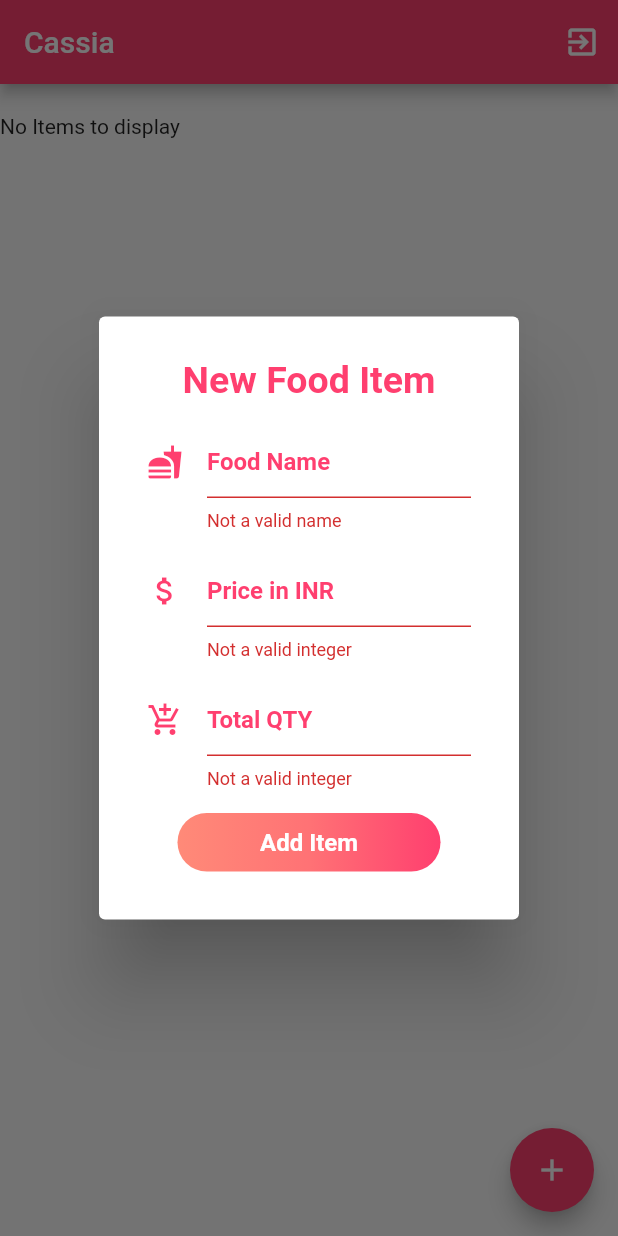
After one commit to sanjaysans/Food-Ordering-App-Cassia, a Flutter app: the AdminHomePage screen opened directly, after a tap on the "add" icon, on a phone screen of 412 x 824 dp. The commit adds this screen. Run offline on Flutter 3.47's test engine with Material 2 defaults, Android fonts, the phone set to English and light mode, and no system bars; our stand-ins replace cloud_firestore, curved_navigation_bar, firebase_auth, fluttertoast, progress_dialog; accounts and stored records are empty; Roboto replaces fonts that are missing (Montserrat).

Commit message:
Home for admin and user - basic functionality

```diff
--- a/lib/apis/foodAPIs.dart
+++ b/lib/apis/foodAPIs.dart
@@ -1,6 +1,7 @@
 import 'package:canteen_food_ordering_app/models/food.dart';
 import 'package:canteen_food_ordering_app/models/user.dart';
 import 'package:canteen_food_ordering_app/notifiers/authNotifier.dart';
+import 'package:canteen_food_ordering_app/screens/adminHome.dart';
 import 'package:canteen_food_ordering_app/screens/login.dart';
 import 'package:canteen_food_ordering_app/screens/navigationBar.dart';
 import 'package:cloud_firestore/cloud_firestore.dart';
@@ -57,12 +58,21 @@ login(User user, AuthNotifier authNotifier, BuildContext context) async {
         pr.hide().then((isHidden) {
           print(isHidden);
         });
+        if(authNotifier.userDetails.role == 'admin'){
+          Navigator.pushReplacement(
+            context,
+            MaterialPageRoute(builder: (BuildContext context) {
+              return AdminHomePage();
+            }),
+          );
+        }else{
           Navigator.pushReplacement(
             context,
             MaterialPageRoute(builder: (BuildContext context) {
               return NavigationBarPage(selectedIndex: 1);
             }),
           );
+        }
       }
     }
   } catch (error) {
@@ -260,3 +270,75 @@ removeFromCart(Food food, BuildContext context) async {
   });
   toast("Removed from cart successfully!");
 }
+
+addNewItem(String itemName, int price, int totalQty, BuildContext context) async {
+  pr = new ProgressDialog(context, type: ProgressDialogType.Normal, isDismissible: false, showLogs: false);
+  pr.show();
+  try {
+    CollectionReference itemRef = Firestore.instance.collection('items');
+    await itemRef
+      .document().setData({"item_name": itemName, "price": price, "total_qty": totalQty})
+      .catchError((e) => print(e))
+      .then((value) => print("Success"));
+  } catch (error) {
+    pr.hide().then((isHidden) {
+      print(isHidden);
+    });
+    toast("Failed to add to new item!");
+    print(error);
+    return;
+  }
+  pr.hide().then((isHidden) {
+    print(isHidden);
+  });
+  Navigator.pop(context);
+  toast("New Item added successfully!");
+}
+
+editItem(String itemName, int price, int totalQty, BuildContext context, String id) async {
+  pr = new ProgressDialog(context, type: ProgressDialogType.Normal, isDismissible: false, showLogs: false);
+  pr.show();
+  try {
+    CollectionReference itemRef = Firestore.instance.collection('items');
+    await itemRef
+      .document(id).setData({"item_name": itemName, "price": price, "total_qty": totalQty})
+      .catchError((e) => print(e))
+      .then((value) => print("Success"));
+  } catch (error) {
+    pr.hide().then((isHidden) {
+      print(isHidden);
+    });
+    toast("Failed to edit item!");
+    print(error);
+    return;
+  }
+  pr.hide().then((isHidden) {
+    print(isHidden);
+  });
+  Navigator.pop(context);
+  toast("Item edited successfully!");
+}
+
+deleteItem(String id, BuildContext context) async {
+  pr = new ProgressDialog(context, type: ProgressDialogType.Normal, isDismissible: false, showLogs: false);
+  pr.show();
+  try {
+    CollectionReference itemRef = Firestore.instance.collection('items');
+    await itemRef
+      .document(id).delete()
+      .catchError((e) => print(e))
+      .then((value) => print("Success"));
+  } catch (error) {
+    pr.hide().then((isHidden) {
+      print(isHidden);
+    });
+    toast("Failed to edit item!");
+    print(error);
+    return;
+  }
+  pr.hide().then((isHidden) {
+    print(isHidden);
+  });
+  Navigator.pop(context);
+  toast("Item edited successfully!");
+}
--- /dev/null
+++ b/lib/screens/adminHome.dart
@@ -0,0 +1,432 @@
+import 'package:canteen_food_ordering_app/apis/foodAPIs.dart';
+import 'package:canteen_food_ordering_app/notifiers/authNotifier.dart';
+import 'package:canteen_food_ordering_app/widgets/customRaisedButton.dart';
+import 'package:cloud_firestore/cloud_firestore.dart';
+import 'package:flutter/material.dart';
+import 'package:canteen_food_ordering_app/models/food.dart';
+import 'package:provider/provider.dart';
+
+class AdminHomePage extends StatefulWidget {
+  @override
+  _AdminHomePageState createState() => _AdminHomePageState();
+}
+
+class _AdminHomePageState extends State<AdminHomePage> {
+  final _formKey = GlobalKey<FormState>();
+  final _formKeyEdit = GlobalKey<FormState>();
+  List<Food> _foodItems = new List<Food>();
+  String name = '';
+
+  signOutUser() {
+    AuthNotifier authNotifier =
+        Provider.of<AuthNotifier>(context, listen: false);
+    if (authNotifier.user != null) {
+      signOut(authNotifier, context);
+    }
+  }
+
+  @override
+  void initState() {
+    AuthNotifier authNotifier = Provider.of<AuthNotifier>(context, listen: false);
+    getUserDetails(authNotifier);
+    super.initState();
+  }
+
+  @override
+  Widget build(BuildContext context) {
+    AuthNotifier authNotifier = Provider.of<AuthNotifier>(context, listen: false);
+    return Scaffold(
+      appBar: AppBar(
+        title: Text('Cassia'),
+        actions: <Widget>[
+          IconButton(
+            icon: Icon(
+              Icons.exit_to_app,
+              color: Colors.white,
+            ),
+            onPressed: () {
+              signOutUser();
+            },
+          )
+        ],
+      ),
+      // ignore: unrelated_type_equality_checks
+      body: (authNotifier.userDetails == null) ? Container(
+        padding: EdgeInsets.symmetric(vertical: 20),
+        width: MediaQuery.of(context).size.width * 0.6,
+        child: Text("No Items to display"),
+      ) : (authNotifier.userDetails.role == 'admin') ? adminHome(context) : Container(
+        padding: EdgeInsets.symmetric(vertical: 20),
+        width: MediaQuery.of(context).size.width * 0.6,
+        child: Text("No Items to display"),
+      ),
+      floatingActionButton: FloatingActionButton(
+        onPressed: () {
+          showDialog(
+            context: context,
+            barrierDismissible: false,
+            builder: (BuildContext context) {
+              return popupForm(context);
+            }
+          );
+        },
+        child: Icon(Icons.add),
+        backgroundColor: Color.fromRGBO(255, 63, 111, 1),
+      ),
+    );
+  }
+
+  Widget adminHome(context){
+    // AuthNotifier authNotifier = Provider.of<AuthNotifier>(context, listen: false);
+    return SingleChildScrollView(
+        physics: ScrollPhysics(),
+          child: Column(
+            children: <Widget>[
+              Card(
+                child: TextField(
+                  decoration: InputDecoration(
+                      prefixIcon: Icon(Icons.search), hintText: 'Search...'),
+                  onChanged: (val) {
+                    setState(() {
+                      name = val;
+                    });
+                  },
+                ),
+              ),
+              StreamBuilder<QuerySnapshot>(
+              stream: Firestore.instance.collection('items').snapshots(),
+              builder: (BuildContext context, AsyncSnapshot<QuerySnapshot> snapshot) {
+                if (snapshot.hasData && snapshot.data.documents.length > 0) {
+                  _foodItems = new List<Food>();
+                  snapshot.data.documents.forEach((item) {
+                    _foodItems.add(Food(item.documentID, item['item_name'], item['total_qty'], item['price']));
+                  });
+                  List<Food> _suggestionList = (name == '' || name == null) ? _foodItems
+                    : _foodItems.where((element) => element.itemName.toLowerCase().contains(name.toLowerCase())).toList();
+                  if(_suggestionList.length > 0){
+                    return Container(
+                    margin: EdgeInsets.only(top: 10.0),
+                    child:ListView.builder(
+                      shrinkWrap: true,
+                      physics: const NeverScrollableScrollPhysics(),
+                      itemCount: _suggestionList.length,
+                      itemBuilder: (context, int i) {
+                      return ListTile(
+                        title: Text(_suggestionList[i].itemName ?? ''),
+                        subtitle: Text('cost: ${_suggestionList[i].price.toString()}'),
+                        trailing: Text('Total Quantity: ${_suggestionList[i].totalQty.toString()}'),
+                        onLongPress: () {
+                          showDialog(
+                            context: context,
+                            barrierDismissible: false,
+                            builder: (BuildContext context) {
+                              return popupDeleteOrEmpty(context, _suggestionList[i]);
+                            }
+                          );
+                        },
+                        onTap: () {
+                          showDialog(
+                            context: context,
+                            barrierDismissible: false,
+                            builder: (BuildContext context) {
+                              return popupEditForm(context, _suggestionList[i]);
+                            }
+                          );
+                        },
+                      );
+                    }),
+                  );
+                  } else {
+                  return Container(
+                    padding: EdgeInsets.symmetric(vertical: 20),
+                    width: MediaQuery.of(context).size.width * 0.6,
+                    child: Text("No Items to display"),
+                  );
+                }
+                } else {
+                  return Container(
+                    padding: EdgeInsets.symmetric(vertical: 20),
+                    width: MediaQuery.of(context).size.width * 0.6,
+                    child: Text("No Items to display"),
+                  );
+                }
+              },
+            ),
+          ],
+        ),
+      );
+  }
+
+  Widget popupForm(context){
+    String itemName;
+    int totalQty, price;
+    return AlertDialog(
+      content: Stack(
+        overflow: Overflow.visible,
+        children: <Widget>[
+          Form(
+            key: _formKey,
+            autovalidate: true,
+            child: Column(
+              mainAxisSize: MainAxisSize.min,
+              children: <Widget>[
+                Padding(
+                  padding: EdgeInsets.all(8.0),
+                  child: Text("New Food Item", style: TextStyle(
+                    color: Color.fromRGBO(255, 63, 111, 1),
+                    fontSize: 25,
+                    fontWeight: FontWeight.bold,
+                  ),),
+                ),
+                Padding(
+                  padding: EdgeInsets.all(8.0),
+                  child: TextFormField(
+                    validator: (String value) {
+                      if(value.length < 3) return "Not a valid name";
+                      else return null;
+                    },
+                    keyboardType: TextInputType.text,
+                    onSaved: (String value) {
+                      itemName = value;
+                    },
+                    cursorColor: Color.fromRGBO(255, 63, 111, 1),
+                    decoration: InputDecoration(
+                      hintText: 'Food Name',
+                      hintStyle: TextStyle(
+                        fontWeight: FontWeight.bold,
+                        color: Color.fromRGBO(255, 63, 111, 1),
+                      ),
+                      icon: Icon(
+                        Icons.fastfood,
+                        color: Color.fromRGBO(255, 63, 111, 1),
+                      ),
+                    ),
+                  ),
+                ),
+                Padding(
+                  padding: EdgeInsets.all(8.0),
+                  child: TextFormField(
+                    validator: (String value) {
+                      if(value.length > 3) return "Not a valid price";
+                      else if(int.tryParse(value) == null) return "Not a valid integer";
+                      else return null;
+                    },
+                    keyboardType: TextInputType.numberWithOptions(),
+                    onSaved: (String value) {
+                      price = int.parse(value);
+                    },
+                    cursorColor: Color.fromRGBO(255, 63, 111, 1),
+                    decoration: InputDecoration(
+                      hintText: 'Price in INR',
+                      hintStyle: TextStyle(
+                        fontWeight: FontWeight.bold,
+                        color: Color.fromRGBO(255, 63, 111, 1),
+                      ),
+                      icon: Icon(
+                        Icons.attach_money,
+                        color: Color.fromRGBO(255, 63, 111, 1),
+                      ),
+                    ),
+                  ),
+                ),
+                Padding(
+                  padding: EdgeInsets.all(8.0),
+                  child: TextFormField(
+                    validator: (String value) {
+                      if(value.length > 4) return "QTY cannot be above 4 digits";
+                      else if(int.tryParse(value) == null) return "Not a valid integer";
+                      else return null;
+                    },
+                    keyboardType: TextInputType.numberWithOptions(),
+                    onSaved: (String value) {
+                      totalQty = int.parse(value);
+                    },
+                    cursorColor: Color.fromRGBO(255, 63, 111, 1),
+                    decoration: InputDecoration(
+                      hintText: 'Total QTY',
+                      hintStyle: TextStyle(
+                        fontWeight: FontWeight.bold,
+                        color: Color.fromRGBO(255, 63, 111, 1),
+                      ),
+                      icon: Icon(
+                        Icons.add_shopping_cart,
+                        color: Color.fromRGBO(255, 63, 111, 1),
+                      ),
+                    ),
+                  ),
+                ),
+                Padding(
+                  padding: EdgeInsets.all(8.0),
+                  child: GestureDetector(
+                    onTap: () {
+                      if (_formKey.currentState.validate()) {
+                        _formKey.currentState.save();
+                        addNewItem(itemName, price, totalQty, context);
+                      }
+                    },
+                    child: CustomRaisedButton(buttonText: 'Add Item'),
+                  ),
+                ),
+              ],
+            ),
+          ),
+        ],
+      )
+    );
+  }
+
+  Widget popupEditForm(context, Food data){
+    String itemName = data.itemName;
+    int totalQty = data.totalQty, price = data.price;
+    return AlertDialog(
+      content: Stack(
+        overflow: Overflow.visible,
+        children: <Widget>[
+          Form(
+            key: _formKeyEdit,
+            autovalidate: true,
+            child: Column(
+              mainAxisSize: MainAxisSize.min,
+              children: <Widget>[
+                Padding(
+                  padding: EdgeInsets.all(8.0),
+                  child: Text("Edit Food Item", style: TextStyle(
+                    color: Color.fromRGBO(255, 63, 111, 1),
+                    fontSize: 25,
+                    fontWeight: FontWeight.bold,
+                  ),),
+                ),
+                Padding(
+                  padding: EdgeInsets.all(8.0),
+                  child: TextFormField(
+                    initialValue: itemName,
+                    validator: (String value) {
+                      if(value.length < 3) return "Not a valid name";
+                      else return null;
+                    },
+                    keyboardType: TextInputType.text,
+                    onSaved: (String value) {
+                      itemName = value;
+                    },
+                    cursorColor: Color.fromRGBO(255, 63, 111, 1),
+                    decoration: InputDecoration(
+                      hintText: 'Food Name',
+                      hintStyle: TextStyle(
+                        fontWeight: FontWeight.bold,
+                        color: Color.fromRGBO(255, 63, 111, 1),
+                      ),
+                      icon: Icon(
+                        Icons.fastfood,
+                        color: Color.fromRGBO(255, 63, 111, 1),
+                      ),
+                    ),
+                  ),
+                ),
+                Padding(
+                  padding: EdgeInsets.all(8.0),
+                  child: TextFormField(
+                    initialValue: price.toString(),
+                    validator: (String value) {
+                      if(value.length > 3) return "Not a valid price";
+                      else if(int.tryParse(value) == null) return "Not a valid integer";
+                      else return null;
+                    },
+                    keyboardType: TextInputType.numberWithOptions(),
+                    onSaved: (String value) {
+                      price = int.parse(value);
+                    },
+                    cursorColor: Color.fromRGBO(255, 63, 111, 1),
+                    decoration: InputDecoration(
+                      hintText: 'Price in INR',
+                      hintStyle: TextStyle(
+                        fontWeight: FontWeight.bold,
+                        color: Color.fromRGBO(255, 63, 111, 1),
+                      ),
+                      icon: Icon(
+                        Icons.attach_money,
+                        color: Color.fromRGBO(255, 63, 111, 1),
+                      ),
+                    ),
+                  ),
+                ),
+                Padding(
+                  padding: EdgeInsets.all(8.0),
+                  child: TextFormField(
+                    initialValue: totalQty.toString(),
+                    validator: (String value) {
+                      if(value.length > 4) return "QTY cannot be above 4 digits";
+                      else if(int.tryParse(value) == null) return "Not a valid integer";
+                      else return null;
+                    },
+                    keyboardType: TextInputType.numberWithOptions(),
+                    onSaved: (String value) {
+                      totalQty = int.parse(value);
+                    },
+                    cursorColor: Color.fromRGBO(255, 63, 111, 1),
+                    decoration: InputDecoration(
+                      hintText: 'Total QTY',
+                      hintStyle: TextStyle(
+                        fontWeight: FontWeight.bold,
+                        color: Color.fromRGBO(255, 63, 111, 1),
+                      ),
+                      icon: Icon(
+                        Icons.add_shopping_cart,
+                        color: Color.fromRGBO(255, 63, 111, 1),
+                      ),
+                    ),
+                  ),
+                ),
+                Padding(
+                  padding: EdgeInsets.all(8.0),
+                  child: GestureDetector(
+                    onTap: () {
+                      if (_formKeyEdit.currentState.validate()) {
+                        _formKeyEdit.currentState.save();
+                        editItem(itemName, price, totalQty, context, data.id);
+                      }
+                    },
+                    child: CustomRaisedButton(buttonText: 'Edit Item'),
+                  ),
+                ),
+              ],
+            ),
+          ),
+        ],
+      )
+    );
+  }
+
+  Widget popupDeleteOrEmpty(context, Food data){
+    return AlertDialog(
+      content: Stack(
+        overflow: Overflow.visible,
+        children: <Widget>[
+          Column(
+            mainAxisSize: MainAxisSize.min,
+            children: <Widget>[
+              Padding(
+                padding: EdgeInsets.all(8.0),
+                child: GestureDetector(
+                  onTap: () {
+                    deleteItem(data.id, context);
+                  },
+                  child: CustomRaisedButton(buttonText: 'Delete Item'),
+                ),
+              ),
+              Padding(
+                padding: EdgeInsets.all(8.0),
+                child: GestureDetector(
+                  onTap: () {
+                    editItem(data.itemName, data.price, 0, context, data.id);
+                  },
+                  child: CustomRaisedButton(buttonText: 'Empty Item'),
+                ),
+              ),
+            ],
+          ),
+        ],
+      )
+    );
+  }
+
+}
--- a/lib/screens/homePage.dart
+++ b/lib/screens/homePage.dart
@@ -12,12 +12,12 @@ class HomePage extends StatefulWidget {
 
 class _HomePageState extends State<HomePage> {
   List<String> cartIds = new List<String>();
+  List<Food> _foodItems = new List<Food>();
+  String name = '';
 
   @override
   void initState() {
-    AuthNotifier authNotifier =
-        Provider.of<AuthNotifier>(context, listen: false);
-
+    AuthNotifier authNotifier = Provider.of<AuthNotifier>(context, listen: false);
     getUserDetails(authNotifier);
     getCart(authNotifier.userDetails.uuid);
     super.initState();
@@ -25,38 +25,63 @@ class _HomePageState extends State<HomePage> {
 
   @override
   Widget build(BuildContext context) {
-    AuthNotifier authNotifier =
-        Provider.of<AuthNotifier>(context, listen: false);
+    AuthNotifier authNotifier = Provider.of<AuthNotifier>(context, listen: false);
     return Scaffold(
       appBar: AppBar(
         title: Text('Cassia'),
       ),
-      body:
-      SingleChildScrollView(
+      // ignore: unrelated_type_equality_checks
+      body: (authNotifier.userDetails.uuid == Null) ? Container(
+        padding: EdgeInsets.symmetric(vertical: 20),
+        width: MediaQuery.of(context).size.width * 0.6,
+        child: Text("No Items to display"),
+      ) : userHome(context)
+    );
+  }
+
+  Widget userHome(context){
+    AuthNotifier authNotifier = Provider.of<AuthNotifier>(context, listen: false);
+    return SingleChildScrollView(
         physics: ScrollPhysics(),
           child: Column(
             children: <Widget>[
+              Card(
+                child: TextField(
+                  decoration: InputDecoration(
+                      prefixIcon: Icon(Icons.search), hintText: 'Search...'),
+                  onChanged: (val) {
+                    setState(() {
+                      name = val;
+                    });
+                  },
+                ),
+              ),
               StreamBuilder<QuerySnapshot>(
               stream: Firestore.instance.collection('items').where('total_qty', isGreaterThan: 0).snapshots(),
               builder: (BuildContext context, AsyncSnapshot<QuerySnapshot> snapshot) {
-                if (snapshot.hasData && snapshot.data.documents.length > 0) {
+                if (snapshot.hasData && snapshot.data.documents.length > 0 ) {
+                  _foodItems = new List<Food>();
+                  snapshot.data.documents.forEach((item) {
+                    _foodItems.add(Food(item.documentID, item['item_name'], item['total_qty'], item['price']));
+                  });
+                  List<Food> _suggestionList = (name == '' || name == null) ? _foodItems
+                    : _foodItems.where((element) => element.itemName.toLowerCase().contains(name.toLowerCase())).toList();
+                  if(_suggestionList.length > 0){
                     return Container(
                       margin: EdgeInsets.only(top: 10.0),
                       child:ListView.builder(
                         shrinkWrap: true,
                         physics: const NeverScrollableScrollPhysics(),
-                      itemCount: snapshot.data.documents.length,
-                      itemBuilder: (context, int index) {
-                      final item = snapshot.data.documents[index];
-                      Food data = new Food(item.documentID, item['item_name'], item['total_qty'], item['price']);
+                        itemCount: _suggestionList.length,
+                        itemBuilder: (context, int i) {
                         return ListTile(
-                        title: Text(data.itemName ?? ''),
-                        subtitle: Text('cost: ${data.price.toString()}'),
+                          title: Text(_suggestionList[i].itemName ?? ''),
+                          subtitle: Text('cost: ${_suggestionList[i].price.toString()}'),
                           trailing: IconButton(
-                          icon: cartIds.contains(data.id)? new Icon(Icons.remove):new Icon(Icons.add),
+                            icon: cartIds.contains(_suggestionList[i].id)? new Icon(Icons.remove):new Icon(Icons.add),
                             onPressed: () async{
-                            cartIds.contains(data.id)?
-                            await removeFromCart(data, context) : await addToCart(data, context);
+                              cartIds.contains(_suggestionList[i].id)?
+                              await removeFromCart(_suggestionList[i], context) : await addToCart(_suggestionList[i], context);
                               setState(() {
                                 getCart(authNotifier.userDetails.uuid);
                               });
@@ -72,10 +97,16 @@ class _HomePageState extends State<HomePage> {
                       child: Text("No Items to display"),
                     );
                   }
+                } else {
+                  return Container(
+                    padding: EdgeInsets.symmetric(vertical: 20),
+                    width: MediaQuery.of(context).size.width * 0.6,
+                    child: Text("No Items to display"),
+                  );
+                }
               },
             ),
           ],
-        ),
         ),
       );
   }
```
Also changed, not shown: lib/screens/landingPage.dart (+15 -7 lines). Lines whose indentation alone changed are shown as unchanged.
